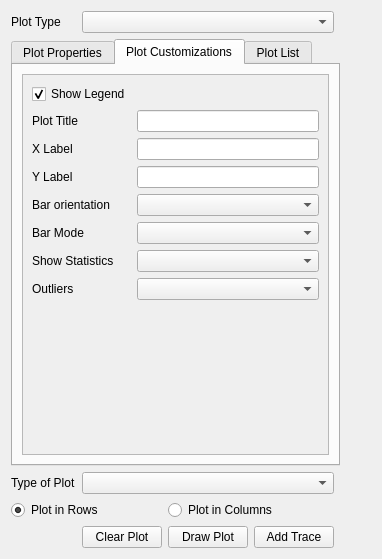
ghtmtt/DataPlotly, file ui/data_plotly_dialog_base.ui: the form before one commit.
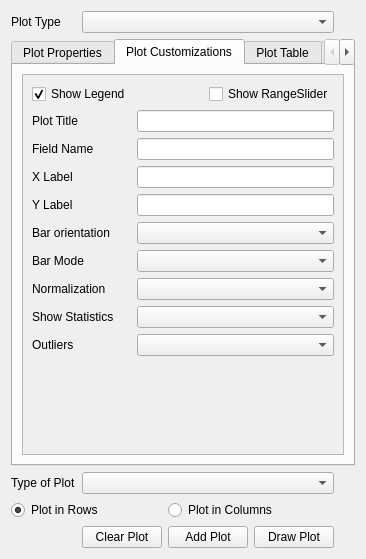
The form after the commit. The open tabs and pages were chosen to show the change. Custom widgets are drawn as their Qt base class.

Commit message: minor changes and UI manual edit for import in QGIS3

```diff
--- a/ui/data_plotly_dialog_base.ui
+++ b/ui/data_plotly_dialog_base.ui
@@ -6,7 +6,7 @@
    <rect>
     <x>0</x>
     <y>0</y>
-    <width>382</width>
+    <width>366</width>
     <height>559</height>
    </rect>
   </property>
@@ -24,17 +24,6 @@
    <item row="0" column="1" colspan="3">
     <widget class="QComboBox" name="plot_combo"/>
    </item>
-   <item row="0" column="5" rowspan="5">
-    <widget class="QWidget" name="webViewPage" native="true">
-     <property name="sizePolicy">
-      <sizepolicy hsizetype="Expanding" vsizetype="Preferred">
-       <horstretch>0</horstretch>
-       <verstretch>0</verstretch>
-      </sizepolicy>
-     </property>
-     <zorder>mGroupBox</zorder>
-    </widget>
-   </item>
    <item row="1" column="0" colspan="5">
     <widget class="QTabWidget" name="tab_property">
      <property name="sizePolicy">
@@ -45,7 +34,7 @@
      </property>
      <property name="maximumSize">
       <size>
-       <width>350</width>
+       <width>16777215</width>
        <height>16777215</height>
       </size>
      </property>
@@ -347,12 +336,25 @@
            <rect>
             <x>0</x>
             <y>0</y>
-            <width>324</width>
-            <height>349</height>
+            <width>310</width>
+            <height>373</height>
            </rect>
           </property>
           <layout class="QGridLayout" name="gridLayout_5">
-           <item row="6" column="1" colspan="3">
+           <item row="3" column="1" colspan="3">
+            <widget class="QLineEdit" name="x_axis_title"/>
+           </item>
+           <item row="7" column="0">
+            <widget class="QLabel" name="bar_mode_lab">
+             <property name="text">
+              <string>Bar Mode</string>
+             </property>
+            </widget>
+           </item>
+           <item row="1" column="1" colspan="3">
+            <widget class="QLineEdit" name="plot_title_line"/>
+           </item>
+           <item row="7" column="1" colspan="3">
             <widget class="QComboBox" name="bar_mode_combo"/>
            </item>
            <item row="0" column="0">
@@ -365,23 +367,10 @@
              </property>
             </widget>
            </item>
-           <item row="3" column="1" rowspan="2" colspan="3">
+           <item row="4" column="1" rowspan="2" colspan="3">
             <widget class="QLineEdit" name="y_axis_title"/>
            </item>
-           <item row="1" column="1" colspan="3">
-            <widget class="QLineEdit" name="plot_title_line"/>
-           </item>
-           <item row="5" column="0">
-            <widget class="QLabel" name="orientation_label">
-             <property name="text">
-              <string>Bar orientation</string>
-             </property>
-            </widget>
-           </item>
-           <item row="5" column="1" colspan="3">
-            <widget class="QComboBox" name="orientation_combo"/>
-           </item>
-           <item row="9" column="0" colspan="4">
+           <item row="11" column="0" colspan="4">
             <spacer name="verticalSpacer_2">
              <property name="orientation">
               <enum>Qt::Vertical</enum>
@@ -394,24 +383,24 @@
              </property>
             </spacer>
            </item>
-           <item row="2" column="1" colspan="3">
-            <widget class="QLineEdit" name="x_axis_title"/>
-           </item>
            <item row="6" column="0">
-            <widget class="QLabel" name="bar_mode_lab">
+            <widget class="QLabel" name="orientation_label">
              <property name="text">
-              <string>Bar Mode</string>
+              <string>Bar orientation</string>
              </property>
             </widget>
            </item>
-           <item row="7" column="0">
+           <item row="6" column="1" colspan="3">
+            <widget class="QComboBox" name="orientation_combo"/>
+           </item>
+           <item row="9" column="0">
             <widget class="QLabel" name="box_statistic_label">
              <property name="text">
               <string>Show Statistics</string>
              </property>
             </widget>
            </item>
-           <item row="7" column="1" colspan="3">
+           <item row="9" column="1" colspan="3">
             <widget class="QComboBox" name="box_statistic_combo"/>
            </item>
            <item row="1" column="0">
@@ -421,39 +410,66 @@
              </property>
             </widget>
            </item>
-           <item row="2" column="0">
+           <item row="3" column="0">
             <widget class="QLabel" name="x_axis_label">
              <property name="text">
               <string>X Label</string>
              </property>
             </widget>
            </item>
-           <item row="3" column="0" rowspan="2">
+           <item row="4" column="0" rowspan="2">
             <widget class="QLabel" name="y_axis_label">
              <property name="text">
               <string>Y Label</string>
              </property>
             </widget>
            </item>
-           <item row="8" column="0">
+           <item row="10" column="0">
             <widget class="QLabel" name="outliers_label">
              <property name="text">
               <string>Outliers</string>
              </property>
             </widget>
            </item>
-           <item row="8" column="1" colspan="3">
+           <item row="10" column="1" colspan="3">
             <widget class="QComboBox" name="outliers_combo"/>
            </item>
+           <item row="2" column="0">
+            <widget class="QLabel" name="bar_legend_label">
+             <property name="text">
+              <string>Field Name</string>
+             </property>
+            </widget>
+           </item>
+           <item row="2" column="1" colspan="3">
+            <widget class="QLineEdit" name="bar_legend_title"/>
+           </item>
+           <item row="0" column="3">
+            <widget class="QCheckBox" name="range_slider_combo">
+             <property name="text">
+              <string>Show RangeSlider</string>
+             </property>
+            </widget>
+           </item>
+           <item row="8" column="0">
+            <widget class="QLabel" name="hist_norm_label">
+             <property name="text">
+              <string>Normalization</string>
+             </property>
+            </widget>
+           </item>
+           <item row="8" column="1" colspan="3">
+            <widget class="QComboBox" name="hist_norm_combo"/>
+           </item>
           </layout>
          </widget>
         </widget>
        </item>
       </layout>
      </widget>
-     <widget class="QWidget" name="tab">
+     <widget class="QWidget" name="plot_tab">
       <attribute name="title">
-       <string>Plot List</string>
+       <string>Plot Table</string>
       </attribute>
       <layout class="QGridLayout" name="gridLayout_6">
        <item row="2" column="0">
@@ -492,6 +508,11 @@
        </item>
       </layout>
      </widget>
+     <widget class="QWidget" name="tab">
+      <attribute name="title">
+       <string>Help</string>
+      </attribute>
+     </widget>
     </widget>
    </item>
    <item row="2" column="0">
@@ -524,14 +545,14 @@
    <item row="4" column="2">
     <widget class="QPushButton" name="draw_btn">
      <property name="text">
-      <string>Draw Plot</string>
+      <string>Add Plot</string>
      </property>
     </widget>
    </item>
    <item row="4" column="3">
     <widget class="QPushButton" name="addTrace_btn">
      <property name="text">
-      <string>Add Trace</string>
+      <string>Draw Plot</string>
      </property>
     </widget>
    </item>
```
Left out of the diff: 74 changed lines with no effect on the pictures. The commit also changes 4 other files.
